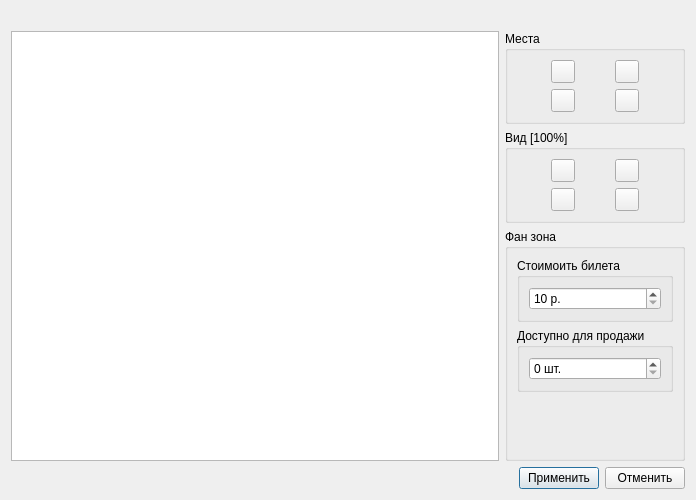
Above: Admin/MainManager/actionsWidget/cactionticketsmanagement.ui from Demonist/TCS before the change. Below: the same form after it.
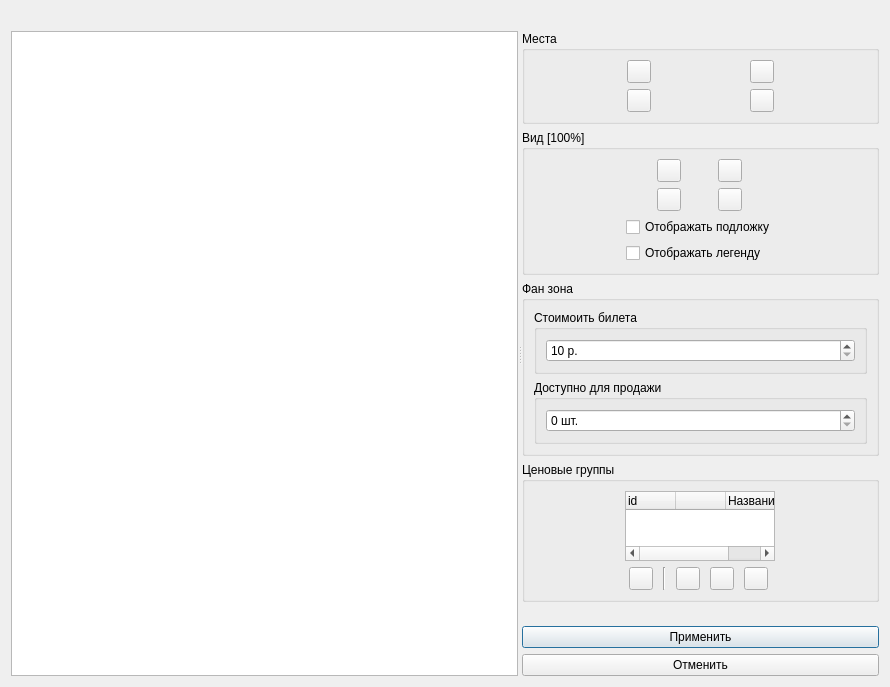
That is the form after the change. Icons and pictures are not drawn. Custom widgets are drawn as their Qt base class.

Commit message: Переписал графический фреймворк. Добавил ценовые группы в админку. Вынес всю работу с графикой в каталог graphics. Создал класс CGraphicsScene с поддержкой отображения подложки, осей, границ сцены. Создал класс CGraphicsView с поддержкой перетаскивания сцены на ПКМ, с анимированным масштабированием и с поддержкой рисования легенды. Создал абстрактный класс CAbstractLegend в качестве интерфейса для рисования легенды. Добавли ценовые группы в админке и их отображение в легенде. Добавил возможность изменения размеров графической сцены для концертной площадки, с сохранением в базе данных.

Patch:
```diff
--- a/Admin/MainManager/actionsWidget/cactionticketsmanagement.ui
+++ b/Admin/MainManager/actionsWidget/cactionticketsmanagement.ui
@@ -6,32 +6,41 @@
    <rect>
     <x>0</x>
     <y>0</y>
-    <width>696</width>
-    <height>500</height>
+    <width>890</width>
+    <height>659</height>
    </rect>
   </property>
   <property name="windowTitle">
    <string>Управление билетами</string>
   </property>
   <layout class="QGridLayout" name="gridLayout_6">
-   <item row="0" column="0" colspan="2">
+   <item row="0" column="0">
     <widget class="QLabel" name="lPlace">
+     <property name="sizePolicy">
+      <sizepolicy hsizetype="Preferred" vsizetype="Fixed">
+       <horstretch>0</horstretch>
+       <verstretch>0</verstretch>
+      </sizepolicy>
+     </property>
      <property name="text">
       <string/>
      </property>
     </widget>
    </item>
    <item row="1" column="0">
-    <widget class="QGraphicsView" name="gvScene">
-     <property name="alignment">
-      <set>Qt::AlignLeading|Qt::AlignLeft|Qt::AlignTop</set>
+    <widget class="QSplitter" name="splitter">
+     <property name="orientation">
+      <enum>Qt::Horizontal</enum>
      </property>
+     <property name="childrenCollapsible">
+      <bool>false</bool>
+     </property>
+     <widget class="CGraphicsView" name="gvScene">
      <property name="renderHints">
       <set>QPainter::Antialiasing|QPainter::TextAntialiasing</set>
      </property>
     </widget>
-   </item>
-   <item row="1" column="1">
+     <widget class="QWidget" name="layoutWidget">
     <layout class="QVBoxLayout" name="verticalLayout">
      <item>
       <widget class="QGroupBox" name="groupBox_4">
@@ -92,6 +101,15 @@
         <string>Вид [100%]</string>
        </property>
        <layout class="QGridLayout" name="gridLayout_2">
+          <item row="1" column="0">
+           <widget class="QCheckBox" name="cbxShowBackground">
+            <property name="text">
+             <string>Отображать подложку</string>
+            </property>
+           </widget>
+          </item>
+          <item row="0" column="0">
+           <layout class="QGridLayout" name="gridLayout_7">
         <item row="0" column="0">
          <widget class="QToolButton" name="tbnZoomIn">
           <property name="icon">
@@ -128,6 +146,15 @@
          </widget>
         </item>
        </layout>
+          </item>
+          <item row="2" column="0">
+           <widget class="QCheckBox" name="cbxShowLegend">
+            <property name="text">
+             <string>Отображать легенду</string>
+            </property>
+           </widget>
+          </item>
+         </layout>
       </widget>
      </item>
      <item>
@@ -136,6 +163,28 @@
         <string>Фан зона</string>
        </property>
        <layout class="QGridLayout" name="gridLayout_5">
+          <item row="1" column="0">
+           <widget class="QGroupBox" name="groupBox_2">
+            <property name="title">
+             <string>Доступно для продажи</string>
+            </property>
+            <layout class="QGridLayout" name="gridLayout_4">
+             <item row="0" column="0">
+              <widget class="QSpinBox" name="sbxFanTicketsCount">
+               <property name="suffix">
+                <string> шт.</string>
+               </property>
+               <property name="maximum">
+                <number>1000000</number>
+               </property>
+               <property name="singleStep">
+                <number>10</number>
+               </property>
+              </widget>
+             </item>
+            </layout>
+           </widget>
+          </item>
         <item row="0" column="0">
          <widget class="QGroupBox" name="groupBox">
           <property name="title">
@@ -161,57 +210,133 @@
           </layout>
          </widget>
         </item>
-        <item row="1" column="0">
-         <widget class="QGroupBox" name="groupBox_2">
+         </layout>
+        </widget>
+       </item>
+       <item>
+        <widget class="QGroupBox" name="groupBox_3">
+         <property name="sizePolicy">
+          <sizepolicy hsizetype="Minimum" vsizetype="Preferred">
+           <horstretch>0</horstretch>
+           <verstretch>0</verstretch>
+          </sizepolicy>
+         </property>
           <property name="title">
-           <string>Доступно для продажи</string>
-          </property>
-          <layout class="QGridLayout" name="gridLayout_4">
-           <item row="0" column="0">
-            <widget class="QSpinBox" name="sbxFanTicketsCount">
-             <property name="suffix">
-              <string> шт.</string>
-             </property>
-             <property name="maximum">
-              <number>1000000</number>
-             </property>
-             <property name="singleStep">
-              <number>10</number>
-             </property>
-            </widget>
-           </item>
-          </layout>
-         </widget>
-        </item>
-        <item row="2" column="0">
-         <spacer name="verticalSpacer">
-          <property name="orientation">
-           <enum>Qt::Vertical</enum>
-          </property>
-          <property name="sizeHint" stdset="0">
-           <size>
-            <width>20</width>
-            <height>40</height>
-           </size>
-          </property>
-         </spacer>
-        </item>
-       </layout>
-      </widget>
-     </item>
-    </layout>
-   </item>
-   <item row="2" column="0" colspan="2">
+          <string>Ценовые группы</string>
+         </property>
+         <layout class="QGridLayout" name="gridLayout_8">
+          <item row="1" column="0">
     <layout class="QHBoxLayout" name="horizontalLayout">
      <item>
-      <spacer name="horizontalSpacer">
+             <widget class="QToolButton" name="tbnPricePaint">
+              <property name="toolTip">
+               <string>Закрасить выбранной ценой место</string>
+              </property>
+              <property name="icon">
+               <iconset resource="actionWidget_res.qrc">
+                <normaloff>:/images/brush.png</normaloff>:/images/brush.png</iconset>
+              </property>
+              <property name="checkable">
+               <bool>true</bool>
+              </property>
+             </widget>
+            </item>
+            <item>
+             <widget class="Line" name="line">
        <property name="orientation">
-        <enum>Qt::Horizontal</enum>
+               <enum>Qt::Vertical</enum>
+              </property>
+             </widget>
+            </item>
+            <item>
+             <widget class="QToolButton" name="tbnPriceAdd">
+              <property name="toolTip">
+               <string>Добавить ценовую группу</string>
+              </property>
+              <property name="icon">
+               <iconset resource="../main_res.qrc">
+                <normaloff>:/images/add.png</normaloff>:/images/add.png</iconset>
+              </property>
+             </widget>
+            </item>
+            <item>
+             <widget class="QToolButton" name="tbnPriceEdit">
+              <property name="toolTip">
+               <string>Редактировать ценовую группу</string>
+              </property>
+              <property name="icon">
+               <iconset resource="../main_res.qrc">
+                <normaloff>:/images/edit.png</normaloff>:/images/edit.png</iconset>
+              </property>
+             </widget>
+            </item>
+            <item>
+             <widget class="QToolButton" name="tbnPriceDel">
+              <property name="toolTip">
+               <string>Удалить ценовую группу</string>
+              </property>
+              <property name="icon">
+               <iconset resource="../main_res.qrc">
+                <normaloff>:/images/delete.png</normaloff>:/images/delete.png</iconset>
+              </property>
+             </widget>
+            </item>
+           </layout>
+          </item>
+          <item row="0" column="0">
+           <widget class="QTreeWidget" name="twPriceGroups">
+            <property name="maximumSize">
+             <size>
+              <width>150</width>
+              <height>16777215</height>
+             </size>
+            </property>
+            <property name="rootIsDecorated">
+             <bool>false</bool>
+            </property>
+            <property name="itemsExpandable">
+             <bool>false</bool>
+            </property>
+            <attribute name="headerDefaultSectionSize">
+             <number>50</number>
+            </attribute>
+            <column>
+             <property name="text">
+              <string>id</string>
+             </property>
+            </column>
+            <column>
+             <property name="text">
+              <string> </string>
+             </property>
+            </column>
+            <column>
+             <property name="text">
+              <string>Название</string>
+             </property>
+            </column>
+            <column>
+             <property name="text">
+              <string>Цена</string>
+             </property>
+            </column>
+           </widget>
+          </item>
+         </layout>
+        </widget>
+       </item>
+       <item>
+        <spacer name="verticalSpacer">
+         <property name="orientation">
+          <enum>Qt::Vertical</enum>
+         </property>
+         <property name="sizeType">
+          <enum>QSizePolicy::Fixed</enum>
        </property>
        <property name="sizeHint" stdset="0">
         <size>
-         <width>40</width>
-         <height>20</height>
+           <width>147</width>
+           <height>18</height>
         </size>
        </property>
       </spacer>
@@ -239,9 +364,18 @@
       </widget>
      </item>
     </layout>
+     </widget>
+    </widget>
    </item>
   </layout>
  </widget>
+ <customwidgets>
+  <customwidget>
+   <class>CGraphicsView</class>
+   <extends>QGraphicsView</extends>
+   <header>cgraphicsview.h</header>
+  </customwidget>
+ </customwidgets>
  <resources>
   <include location="../main_res.qrc"/>
   <include location="actionWidget_res.qrc"/>
```
Left out of the diff: 1 changed line with no effect on the pictures. Lines whose indentation alone changed are shown as unchanged. The commit also changes 25 other files.
